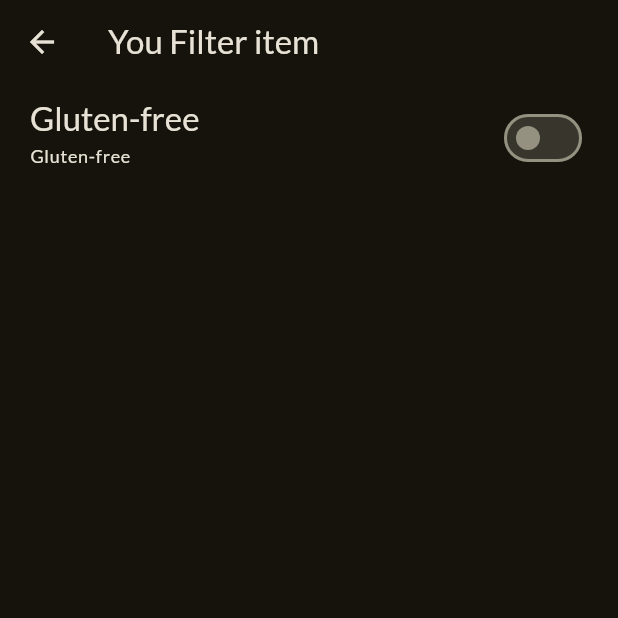
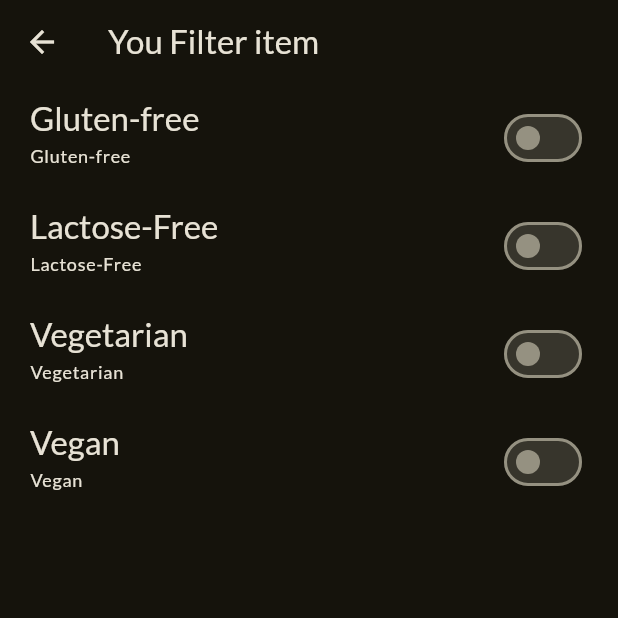
Before and after one commit to jayednahain/Meals-App, a Flutter app: the FilterScreen screen opened directly, on a phone screen of 412 x 824 dp, the top half of it. Run offline on Flutter 3.47's test engine with Material 2 defaults, Android fonts, the phone set to English and light mode, and no system bars; our stand-ins replace google_fonts, transparent_image; missing offline and left inert: dart:ffi.

Commit message:
173/_ running_applying filters

```diff
--- a/lib/Screen/filterScreen.dart
+++ b/lib/Screen/filterScreen.dart
@@ -1,4 +1,13 @@
 import 'package:flutter/material.dart';
+
+
+enum Filter{
+  glutenFree,
+  lactoseFree,
+  vegetarian,
+  vegan
+}
+
 class FilterScreen extends StatefulWidget {
   const FilterScreen({super.key});
 
@@ -8,16 +17,34 @@ class FilterScreen extends StatefulWidget {
 
 class _FilterScreenState extends State<FilterScreen> {
 
+
+  //(#170)
   var _glutenFreeFilterSet = false;
+  var _lactoseFreeFilterSet = false;
+  var _vegetarianFilter = false;
+  var _veganFilterSet = false;
 
 
+  //(#171)
   @override
   Widget build(BuildContext context) {
     return Scaffold(
       appBar: AppBar(
         title: Text("You Filter item"),
       ),
-      body: Column(
+      body: WillPopScope(
+        //(#171)-2
+      onWillPop: () async {
+           Navigator.of(context).pop({
+            Filter.glutenFree:_glutenFreeFilterSet,
+            Filter.lactoseFree:_lactoseFreeFilterSet,
+            Filter.vegetarian:_vegetarianFilter,
+            Filter.vegan:_veganFilterSet
+           });
+           //(#171)-3
+           return false;
+        },
+        child: Column(
           children: [
             SwitchListTile(
               value: _glutenFreeFilterSet,
@@ -35,8 +62,64 @@ class _FilterScreenState extends State<FilterScreen> {
               )),
               activeColor: Theme.of(context).colorScheme.tertiary,
               contentPadding: const EdgeInsets.only(left: 20,right: 20),
-          )
+            ),
+            //_lactoseFreeFilterSet
+            SwitchListTile(
+              value: _lactoseFreeFilterSet,
+              //newValue pass by flutter
+              onChanged: (newValue){
+                setState(() {
+                  _lactoseFreeFilterSet=newValue;
+                });
+              },
+              title: Text("Lactose-Free", style: Theme.of(context).textTheme.titleLarge!.copyWith(
+                  color: Theme.of(context).colorScheme.onBackground
+              )),
+              subtitle:  Text("Lactose-Free", style: Theme.of(context).textTheme.labelMedium!.copyWith(
+                  color: Theme.of(context).colorScheme.onBackground
+              )),
+              activeColor: Theme.of(context).colorScheme.tertiary,
+              contentPadding: const EdgeInsets.only(left: 20,right: 20),
+            ),
+            //_vegetarianFilter
+            SwitchListTile(
+              value: _vegetarianFilter,
+              //newValue pass by flutter
+              onChanged: (newValue){
+                setState(() {
+                  _vegetarianFilter=newValue;
+                });
+              },
+              title: Text("Vegetarian", style: Theme.of(context).textTheme.titleLarge!.copyWith(
+                  color: Theme.of(context).colorScheme.onBackground
+              )),
+              subtitle:  Text("Vegetarian", style: Theme.of(context).textTheme.labelMedium!.copyWith(
+                  color: Theme.of(context).colorScheme.onBackground
+              )),
+              activeColor: Theme.of(context).colorScheme.tertiary,
+              contentPadding: const EdgeInsets.only(left: 20,right: 20),
+            ),
+            //_veganFilterSet
+            SwitchListTile(
+              value: _veganFilterSet,
+              //newValue pass by flutter
+              onChanged: (newValue){
+                setState(() {
+                  _veganFilterSet=newValue;
+                });
+              },
+              title: Text("Vegan", style: Theme.of(context).textTheme.titleLarge!.copyWith(
+                  color: Theme.of(context).colorScheme.onBackground
+              )),
+              subtitle:  Text("Vegan", style: Theme.of(context).textTheme.labelMedium!.copyWith(
+                  color: Theme.of(context).colorScheme.onBackground
+              )),
+              activeColor: Theme.of(context).colorScheme.tertiary,
+              contentPadding: const EdgeInsets.only(left: 20,right: 20),
+            ),
+
           ],
+        ),
       ),
     );
   }
```
Also changed, not shown: lib/Screen/tabScreen.dart (+21 -7 lines), lib/Widgets/shwitchListTileCustom.dart (added, +40 -0 lines), 2 other files. Lines whose indentation alone changed are shown as unchanged.
